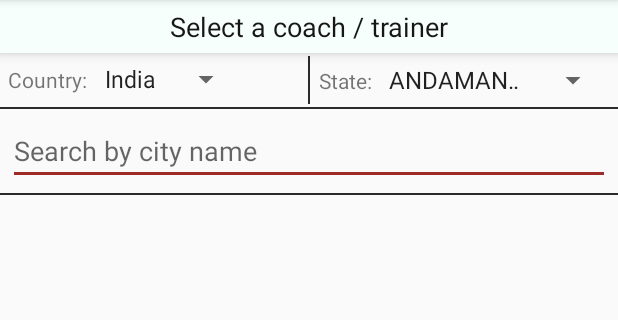
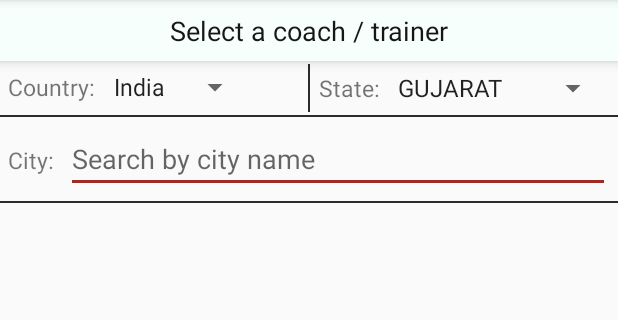
Before and after one commit to avi37/MealPlanner2, an Android app: the fragment GSAddCoachFragment shown on its own in the app's theme, on a phone screen of 412 x 824 dp, the part 84-404 px from its top. Run offline under Robolectric (Android 15) with nearby library versions, the phone set to English and light mode, and no system bars.

Commit message:
after adding select city API

```diff
--- a/app/src/main/java/com/example/admin/mealplanner2new/Fragments/GSAddCoachFragment.java
+++ b/app/src/main/java/com/example/admin/mealplanner2new/Fragments/GSAddCoachFragment.java
@@ -8,8 +8,6 @@ import android.support.v4.app.Fragment;
 import android.support.v4.app.FragmentTransaction;
 import android.support.v7.widget.LinearLayoutManager;
 import android.support.v7.widget.RecyclerView;
-import android.text.Editable;
-import android.text.TextWatcher;
 import android.view.LayoutInflater;
 import android.view.View;
 import android.view.ViewGroup;
@@ -26,12 +24,10 @@ import com.example.admin.mealplanner2new.Adapters.BookAutoCompleteAdapter;
 import com.example.admin.mealplanner2new.Common.PrefRegister;
 import com.example.admin.mealplanner2new.Common.RetrofitClient;
 import com.example.admin.mealplanner2new.Models.CityList;
+import com.example.admin.mealplanner2new.Models.CitySendModel;
 import com.example.admin.mealplanner2new.Models.ModelCoachList;
 import com.example.admin.mealplanner2new.Models.ResCoachList;
 import com.example.admin.mealplanner2new.R;
-
-import org.json.JSONException;
-import org.json.JSONObject;
 
 import java.util.ArrayList;
 import java.util.List;
@@ -50,18 +46,19 @@ public class GSAddCoachFragment extends Fragment {
     PrefRegister prefRegister;
     CoachListAPI coachListAPI;
     View view_main;
-    Spinner spinner_country, spinner_state, spinner_city;
+    Spinner spinner_country, spinner_state;
     TextView textView_noFound;
     RecyclerView recyclerView_coachList;
     ProgressBar progressBar;
     Button button_next;
     MyAdapter myAdapter;
     String selected_coachId;
+
     private AutoCompleteTextView edtSearchCity;
     private TextView tvSelectedCity;
     private GetCityName getCityName;
     private ArrayList<ModelCoachList> coachArrayList = new ArrayList<>();
-    private String selectedCity = null;
+    private String selectedCountry, selectedState, selectedCity = null;
 
     @Override
     public void onCreate(@Nullable Bundle savedInstanceState) {
@@ -89,6 +86,9 @@ public class GSAddCoachFragment extends Fragment {
         progressBar = view_main.findViewById(R.id.gs_coach_progressBar);
         tvSelectedCity = view_main.findViewById(R.id.tvSelectedCity);
 
+        //------ Default State set in STATE_SPINNER ------//
+        spinner_state.setSelection(11);
+
 
         spinner_state.setOnItemSelectedListener(new AdapterView.OnItemSelectedListener() {
             @Override
@@ -96,14 +96,12 @@ public class GSAddCoachFragment extends Fragment {
 
                 progressBar.setVisibility(View.VISIBLE);
 
+                final CitySendModel citySendModel = new CitySendModel(spinner_state.getSelectedItem().toString());
 
-                final JSONObject jsonObject = new JSONObject();
-                try {
-                    jsonObject.put("state", spinner_state.getSelectedItem().toString());
 
-                    getCityName.searchCity(jsonObject).cancel();
+                getCityName.searchCity(citySendModel).cancel();
 
-                    getCityName.searchCity(jsonObject).enqueue(new Callback<ArrayList<CityList>>() {
+                getCityName.searchCity(citySendModel).enqueue(new Callback<ArrayList<CityList>>() {
                     @Override
                     public void onResponse(Call<ArrayList<CityList>> call, Response<ArrayList<CityList>> response) {
 
@@ -115,7 +113,6 @@ public class GSAddCoachFragment extends Fragment {
 
                         }
 
-
                     }
 
                     @Override
@@ -123,12 +120,6 @@ public class GSAddCoachFragment extends Fragment {
                         progressBar.setVisibility(View.GONE);
                     }
                 });
-
-
-                } catch (JSONException e) {
-                    e.printStackTrace();
-                }
-
 
 
             }
@@ -141,8 +132,6 @@ public class GSAddCoachFragment extends Fragment {
 
 
         edtSearchCity.setThreshold(3);
-
-
 
 
         edtSearchCity.setOnItemClickListener(new AdapterView.OnItemClickListener() {
@@ -159,17 +148,15 @@ public class GSAddCoachFragment extends Fragment {
 
                 }
 
-
             }
         });
+
 
         tvSelectedCity.setOnClickListener(new View.OnClickListener() {
             @Override
             public void onClick(View v) {
-
                 selectedCity = null;
                 tvSelectedCity.setVisibility(View.GONE);
-
 
             }
         });
@@ -181,7 +168,7 @@ public class GSAddCoachFragment extends Fragment {
         }
 
 
-        if(selectedCity != null){
+        if (selectedCity != null) {
             getCoachList();
         }
 
@@ -195,7 +182,6 @@ public class GSAddCoachFragment extends Fragment {
                 for (int i = 0; i < coachArrayList.size(); i++) {
 
                     if (coachArrayList.get(i).isChecked()) {
-
                         selected_coachId = coachArrayList.get(i).getcId();
 
                         isChecked = true;
@@ -205,8 +191,11 @@ public class GSAddCoachFragment extends Fragment {
 
 
                 if (isChecked) {
+                    selectedCountry = spinner_country.getSelectedItem().toString();
+                    selectedState = spinner_state.getSelectedItem().toString();
+
                     prefRegister.setSchedule("0");
-                    prefRegister.setCoachId(selected_coachId);
+                    prefRegister.setCoachDetails(selected_coachId, selectedCountry, selectedState, selectedCity);
 
                     Fragment someFragment = new SignUpFragment();
                     FragmentTransaction transaction = getFragmentManager().beginTransaction();
@@ -299,8 +288,9 @@ public class GSAddCoachFragment extends Fragment {
     }
 
     interface GetCityName {
+        @Headers("X-Requested-With:XMLHttpRequest")
         @POST("pincode")
-        Call<ArrayList<CityList>> searchCity(@Body JSONObject jsonObject);
+        Call<ArrayList<CityList>> searchCity(@Body CitySendModel citySendModel);
 
 
     }
--- a/app/src/main/java/com/example/admin/mealplanner2new/Models/CitySendModel.java
+++ b/app/src/main/java/com/example/admin/mealplanner2new/Models/CitySendModel.java
@@ -1,4 +1,25 @@
 package com.example.admin.mealplanner2new.Models;
 
+import com.google.gson.annotations.Expose;
+import com.google.gson.annotations.SerializedName;
+
 public class CitySendModel {
+
+    @SerializedName("state")
+    @Expose
+    private String state;
+
+
+    public CitySendModel(String state) {
+        this.state = state;
+    }
+
+
+    public String getState() {
+        return state;
+    }
+
+    public void setState(String state) {
+        this.state = state;
+    }
 }
--- a/app/src/main/res/drawable/bg_round_shape.xml
+++ b/app/src/main/res/drawable/bg_round_shape.xml
@@ -1,9 +1,13 @@
 <?xml version="1.0" encoding="utf-8"?>
-<shape xmlns:android="http://schemas.android.com/apk/res/android" android:shape="rectangle">
+<shape xmlns:android="http://schemas.android.com/apk/res/android"
+    android:shape="rectangle">
 
-    <solid android:color="@color/mainColorPrimaryDark"/>
-    <corners android:topLeftRadius="15dp" android:topRightRadius="15dp" android:bottomLeftRadius="15dp"
-       android:bottomRightRadius="15dp"/>
+    <solid android:color="@color/raisinBlackLight" />
+    <corners
+        android:bottomLeftRadius="15dp"
+        android:bottomRightRadius="15dp"
+        android:topLeftRadius="15dp"
+        android:topRightRadius="15dp" />
 
 
 </shape>
--- a/app/src/main/res/layout/fragment_gsadd_coach.xml
+++ b/app/src/main/res/layout/fragment_gsadd_coach.xml
@@ -13,7 +13,7 @@
         android:background="@color/main_bg_light_primary"
         android:elevation="5dp"
         android:gravity="center"
-        android:padding="5dp"
+        android:padding="8dp"
         android:text="Select a coach / trainer"
         android:textColor="@color/raisinBlackDark"
         android:textSize="18sp" />
@@ -44,7 +44,8 @@
                 <TextView
                     android:layout_width="wrap_content"
                     android:layout_height="wrap_content"
-                    android:text="Country: " />
+                    android:text="Country: "
+                    android:textSize="15sp" />
 
                 <Spinner
                     android:id="@+id/gs_coach_spinner_country"
@@ -72,7 +73,8 @@
                 <TextView
                     android:layout_width="wrap_content"
                     android:layout_height="wrap_content"
-                    android:text="State: " />
+                    android:text="State: "
+                    android:textSize="15dp" />
 
                 <Spinner
                     android:id="@+id/gs_coach_spinner_state"
@@ -95,29 +97,35 @@
             android:layout_margin="5dp"
             android:orientation="horizontal">
 
+            <TextView
+                android:layout_width="wrap_content"
+                android:layout_height="wrap_content"
+                android:text="City:  "
+                android:textSize="15sp" />
+
             <AutoCompleteTextView
-                android:layout_weight="1"
-                android:inputType="text"
-                android:hint="Search by city name"
                 android:id="@+id/gs_coach_spinner_city"
                 android:layout_width="0dp"
-                android:layout_height="wrap_content" />
+                android:layout_height="wrap_content"
+                android:layout_weight="1"
+                android:hint="Search by city name"
+                android:inputType="text" />
 
-             <TextView
-                 android:visibility="gone"
-                 android:lines="1"
-                 android:ellipsize="end"
-                 android:drawableEnd="@drawable/ic_clear_black_24dp"
-                 android:layout_marginStart="10dp"
-                 android:padding="5dp"
-                 android:textColor="@android:color/white"
-                 android:background="@drawable/bg_round_shape"
-                 android:gravity="center"
-                 android:layout_weight="1"
-                 tools:text="Ahmedabad dafdas adfa sadfd"
-                 android:id="@+id/tvSelectedCity"
-                 android:layout_width="0dp"
-                 android:layout_height="wrap_content" />
+            <TextView
+                android:id="@+id/tvSelectedCity"
+                android:layout_width="0dp"
+                android:layout_height="wrap_content"
+                android:layout_marginStart="10dp"
+                android:layout_weight="1"
+                android:background="@drawable/bg_round_shape"
+                android:drawableEnd="@drawable/ic_clear_black_24dp"
+                android:ellipsize="end"
+                android:gravity="center"
+                android:lines="1"
+                android:padding="5dp"
+                android:textColor="@android:color/white"
+                android:visibility="gone"
+                tools:text="Ahmedabad dafdas adfa sadfd" />
 
 
         </LinearLayout>
```
Lines whose indentation alone changed are shown as unchanged.
